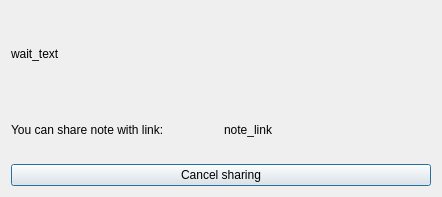
Before: the Qt Designer form everpad/interface/share_note.ui in mhaggag/everpad, drawn with Qt 5.
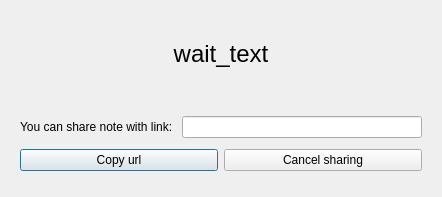
After: the same form once the commit is applied.

Commit message: sharing interface

The edit to the form file:
```diff
--- a/everpad/interface/share_note.ui
+++ b/everpad/interface/share_note.ui
@@ -16,11 +16,25 @@
   <layout class="QVBoxLayout" name="verticalLayout">
    <item>
     <widget class="QLabel" name="waitText">
+     <property name="font">
+      <font>
+       <pointsize>18</pointsize>
+      </font>
+     </property>
      <property name="text">
       <string>wait_text</string>
      </property>
+     <property name="scaledContents">
+      <bool>false</bool>
+     </property>
+     <property name="alignment">
+      <set>Qt::AlignCenter</set>
+     </property>
     </widget>
    </item>
+   <item>
+    <widget class="QWidget" name="sharedWidget" native="true">
+     <layout class="QHBoxLayout" name="horizontalLayout_2">
    <item>
     <layout class="QVBoxLayout" name="sharedBox">
      <item>
@@ -33,22 +47,36 @@
         </widget>
        </item>
        <item>
-        <widget class="QLabel" name="shareLink">
-         <property name="text">
-          <string>note_link</string>
+           <widget class="QLineEdit" name="shareLink">
+            <property name="readOnly">
+             <bool>true</bool>
          </property>
         </widget>
        </item>
       </layout>
      </item>
      <item>
-      <widget class="QPushButton" name="pushButton">
+         <layout class="QHBoxLayout" name="horizontalLayout_3">
+          <item>
+           <widget class="QPushButton" name="copyButton">
+            <property name="text">
+             <string>Copy url</string>
+            </property>
+           </widget>
+          </item>
+          <item>
+           <widget class="QPushButton" name="cancelButton">
        <property name="text">
         <string>Cancel sharing</string>
        </property>
       </widget>
      </item>
     </layout>
+        </item>
+       </layout>
+      </item>
+     </layout>
+    </widget>
    </item>
   </layout>
  </widget>
```
Left out of the diff: 3 changed lines with no effect on the pictures. Lines whose indentation alone changed are shown as unchanged. The commit also changes 5 other files.
